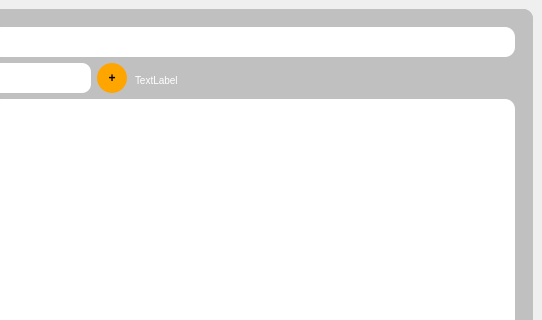
The window that Silently/src/mainwindow.ui (Observersss/Silently) describes before a commit, drawn with Qt 5; both pictures show x 202 to 744 and y 0 to 320 of the 744 by 711 pixel window.
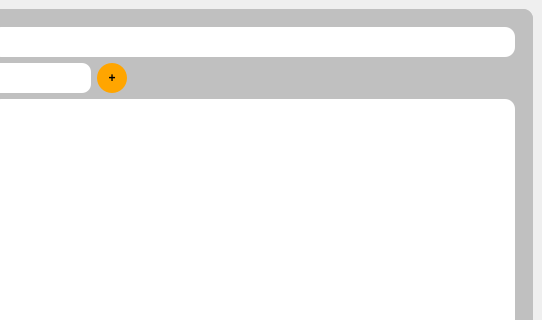
The same window after the commit. The open tabs and pages were chosen to show the change.

Diff of the .ui file:
```diff
--- a/Silently/src/mainwindow.ui
+++ b/Silently/src/mainwindow.ui
@@ -241,13 +241,17 @@
                 </size>
                </property>
                <property name="styleSheet">
-                <string notr="true">font-size:10px;
+                <string notr="true">
+QLabel { 
+padding-top: 10px;
+ font-size:11px; 
 padding-top:5px;
 margin:0;
-color:white</string>
+color:white
+}</string>
                </property>
                <property name="text">
-                <string>TextLabel</string>
+                <string/>
                </property>
               </widget>
              </item>
```
